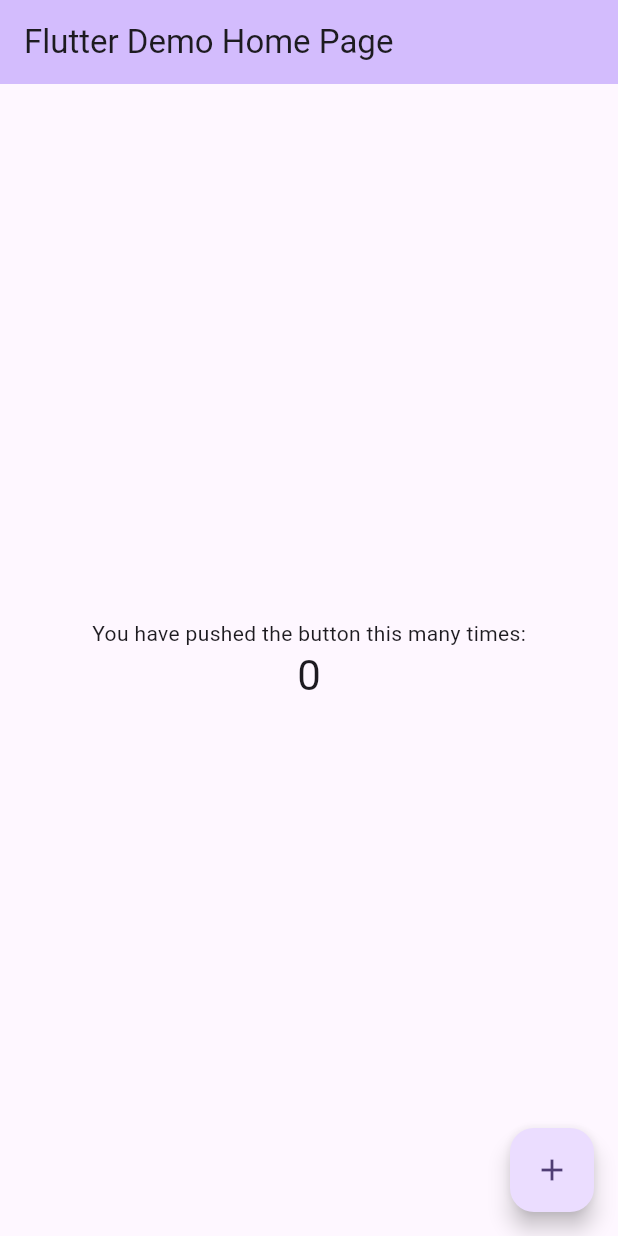
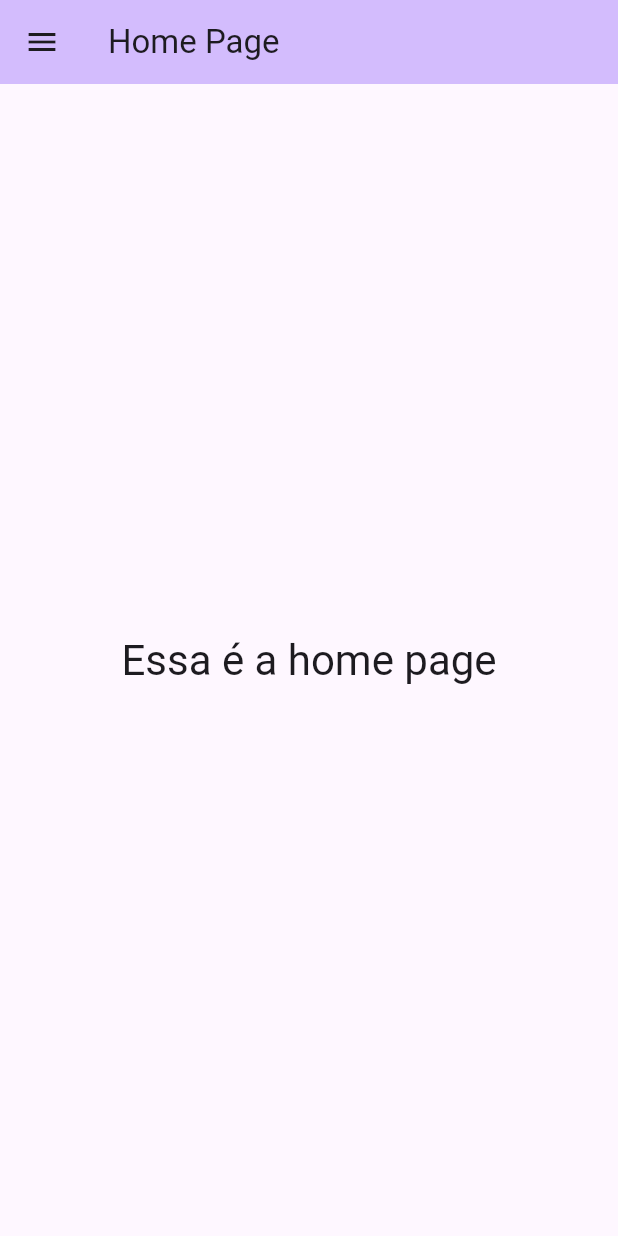
Before and after one commit to AirQyMo/Mobile-Client, a Flutter app: the screen it shows after launch, on a phone screen of 412 x 824 dp. Run offline on Flutter 3.47's test engine with Material 3 defaults, Android fonts, the phone set to English and light mode, and no system bars.

Commit message:
Home page

```diff
--- /dev/null
+++ b/lib/home_page/home_page_view.dart
@@ -0,0 +1,36 @@
+import 'package:flutter/material.dart';
+// import 'package:mobile_hub_plugin/mobile_hub_plugin.dart';
+
+class HomePageView extends StatelessWidget {
+  const HomePageView({super.key});
+
+  @override
+  Widget build(BuildContext context) {
+    return Scaffold(
+      appBar: AppBar(
+        backgroundColor: Theme.of(context).colorScheme.inversePrimary,
+        title: Text("Home Page"),
+      ),
+      drawer: Drawer(
+        child: ListView(
+          children: [
+            DrawerHeader(child: Text('Menu', style: TextStyle(fontSize: 24))),
+            ListTile(
+              leading: const Icon(Icons.settings),
+              title: const Text('Configurações'),
+              onTap: () {
+                // TODO: Menu de configurações
+              },
+            ),
+          ],
+        ),
+      ),
+      body: Center(
+        child: Text(
+          "Essa é a home page",
+          style: Theme.of(context).textTheme.headlineMedium,
+        ),
+      ),
+    );
+  }
+}
--- a/lib/main.dart
+++ b/lib/main.dart
@@ -1,4 +1,5 @@
 import 'package:flutter/material.dart';
+import 'package:mobile_client/home_page/home_page_view.dart';
 
 void main() {
   runApp(const MyApp());
@@ -13,110 +14,9 @@ class MyApp extends StatelessWidget {
     return MaterialApp(
       title: 'Flutter Demo',
       theme: ThemeData(
-        // This is the theme of your application.
-        //
-        // TRY THIS: Try running your application with "flutter run". You'll see
-        // the application has a purple toolbar. Then, without quitting the app,
-        // try changing the seedColor in the colorScheme below to Colors.green
-        // and then invoke "hot reload" (save your changes or press the "hot
-        // reload" button in a Flutter-supported IDE, or press "r" if you used
-        // the command line to start the app).
-        //
-        // Notice that the counter didn't reset back to zero; the application
-        // state is not lost during the reload. To reset the state, use hot
-        // restart instead.
-        //
-        // This works for code too, not just values: Most code changes can be
-        // tested with just a hot reload.
         colorScheme: ColorScheme.fromSeed(seedColor: Colors.deepPurple),
       ),
-      home: const MyHomePage(title: 'Flutter Demo Home Page'),
+      home: const HomePageView(),
     );
   }
 }
-
-class MyHomePage extends StatefulWidget {
-  const MyHomePage({super.key, required this.title});
-
-  // This widget is the home page of your application. It is stateful, meaning
-  // that it has a State object (defined below) that contains fields that affect
-  // how it looks.
-
-  // This class is the configuration for the state. It holds the values (in this
-  // case the title) provided by the parent (in this case the App widget) and
-  // used by the build method of the State. Fields in a Widget subclass are
-  // always marked "final".
-
-  final String title;
-
-  @override
-  State<MyHomePage> createState() => _MyHomePageState();
-}
-
-class _MyHomePageState extends State<MyHomePage> {
-  int _counter = 0;
-
-  void _incrementCounter() {
-    setState(() {
-      // This call to setState tells the Flutter framework that something has
-      // changed in this State, which causes it to rerun the build method below
-      // so that the display can reflect the updated values. If we changed
-      // _counter without calling setState(), then the build method would not be
-      // called again, and so nothing would appear to happen.
-      _counter++;
-    });
-  }
-
-  @override
-  Widget build(BuildContext context) {
-    // This method is rerun every time setState is called, for instance as done
-    // by the _incrementCounter method above.
-    //
-    // The Flutter framework has been optimized to make rerunning build methods
-    // fast, so that you can just rebuild anything that needs updating rather
-    // than having to individually change instances of widgets.
-    return Scaffold(
-      appBar: AppBar(
-        // TRY THIS: Try changing the color here to a specific color (to
-        // Colors.amber, perhaps?) and trigger a hot reload to see the AppBar
-        // change color while the other colors stay the same.
-        backgroundColor: Theme.of(context).colorScheme.inversePrimary,
-        // Here we take the value from the MyHomePage object that was created by
-        // the App.build method, and use it to set our appbar title.
-        title: Text(widget.title),
-      ),
-      body: Center(
-        // Center is a layout widget. It takes a single child and positions it
-        // in the middle of the parent.
-        child: Column(
-          // Column is also a layout widget. It takes a list of children and
-          // arranges them vertically. By default, it sizes itself to fit its
-          // children horizontally, and tries to be as tall as its parent.
-          //
-          // Column has various properties to control how it sizes itself and
-          // how it positions its children. Here we use mainAxisAlignment to
-          // center the children vertically; the main axis here is the vertical
-          // axis because Columns are vertical (the cross axis would be
-          // horizontal).
-          //
-          // TRY THIS: Invoke "debug painting" (choose the "Toggle Debug Paint"
-          // action in the IDE, or press "p" in the console), to see the
-          // wireframe for each widget.
-          mainAxisAlignment: MainAxisAlignment.center,
-          children: <Widget>[
-            const Text('You have pushed the button this many times:'),
-            Text(
-              '$_counter',
-              style: Theme.of(context).textTheme.headlineMedium,
-            ),
-          ],
-        ),
-      ),
-      floatingActionButton: FloatingActionButton(
-        onPressed: _incrementCounter,
-        tooltip: 'Increment',
-        child: const Icon(Icons.add),
-      ), // This trailing comma makes auto-formatting nicer for build methods.
-    );
-  }
-}
--- a/pubspec.yaml
+++ b/pubspec.yaml
@@ -2,7 +2,7 @@ name: mobile_client
 description: "A new Flutter project."
 # The following line prevents the package from being accidentally published to
 # pub.dev using `flutter pub publish`. This is preferred for private packages.
-publish_to: 'none' # Remove this line if you wish to publish to pub.dev
+publish_to: "none" # Remove this line if you wish to publish to pub.dev
 
 # The following defines the version and build number for your application.
 # A version number is three numbers separated by dots, like 1.2.43
@@ -34,6 +34,8 @@ dependencies:
   # The following adds the Cupertino Icons font to your application.
   # Use with the CupertinoIcons class for iOS style icons.
   cupertino_icons: ^1.0.8
+  # mobile_hub_plugin:
+  #   path: C:/Users/Jota/Documents/TCC/m_hub_package
 
 dev_dependencies:
   flutter_test:
@@ -51,7 +53,6 @@ dev_dependencies:
 
 # The following section is specific to Flutter packages.
 flutter:
-
   # The following line ensures that the Material Icons font is
   # included with your application, so that you can use the icons in
   # the material Icons class.
```
